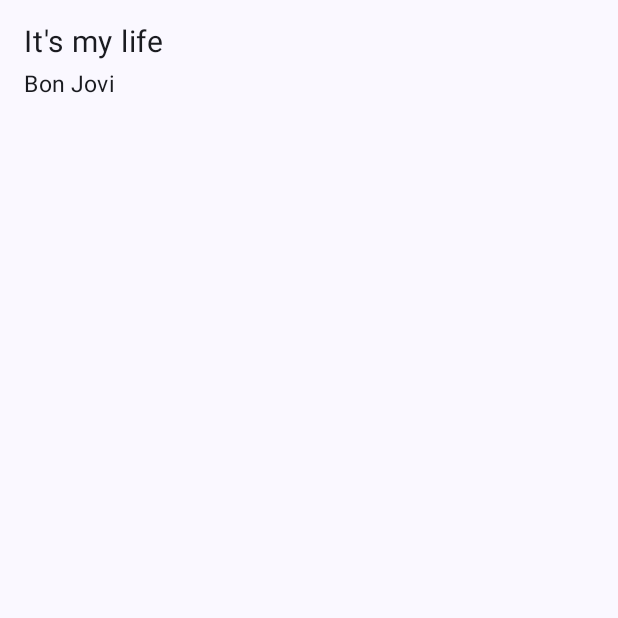
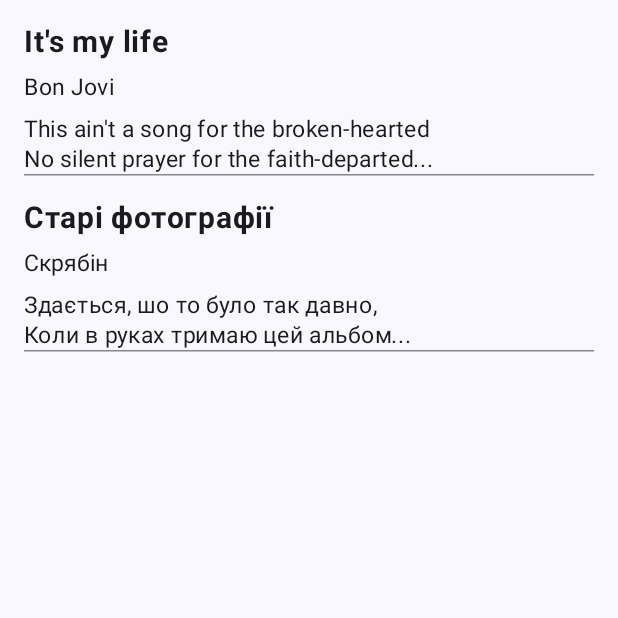
Before and after one commit to dar3/Songbook-Beta, an Android app built with Jetpack Compose: the composable AllSongsScreen shown on its own in the app's theme, on a phone screen of 412 x 824 dp, the top half of it. Run offline under Robolectric (Android 15) with nearby library versions, the phone set to English and light mode, and no system bars.

Commit message:
Added songs on AllSongsScreen

```diff
--- a/app/src/main/java/com/dar3/songbookbeta/MainActivity.kt
+++ b/app/src/main/java/com/dar3/songbookbeta/MainActivity.kt
@@ -7,8 +7,10 @@ import androidx.activity.compose.setContent
 import androidx.compose.foundation.Image
 import androidx.compose.foundation.layout.Column
 import androidx.compose.foundation.layout.Row
+import androidx.compose.foundation.layout.Spacer
 import androidx.compose.foundation.layout.fillMaxSize
 import androidx.compose.foundation.layout.fillMaxWidth
+import androidx.compose.foundation.layout.height
 import androidx.compose.foundation.layout.padding
 import androidx.compose.foundation.layout.size
 import androidx.compose.material.icons.Icons
@@ -22,6 +24,7 @@ import androidx.compose.material.icons.outlined.AddCircle
 import androidx.compose.material.icons.outlined.Face
 import androidx.compose.material.icons.outlined.Home
 import androidx.compose.material.icons.outlined.Settings
+import androidx.compose.material3.HorizontalDivider
 import androidx.compose.material3.Icon
 import androidx.compose.material3.NavigationBar
 import androidx.compose.material3.NavigationBarItem
@@ -31,8 +34,10 @@ import androidx.compose.material3.TextButton
 import androidx.compose.runtime.Composable
 import androidx.compose.ui.Alignment
 import androidx.compose.ui.Modifier
+import androidx.compose.ui.graphics.Color
 import androidx.compose.ui.graphics.vector.ImageVector
 import androidx.compose.ui.res.painterResource
+import androidx.compose.ui.text.font.FontWeight
 import androidx.compose.ui.unit.dp
 import androidx.compose.ui.unit.sp
 import androidx.navigation.NavController
@@ -232,25 +237,77 @@ fun HomeScreen(navController: NavController) {
 
 @Composable
 fun AllSongsScreen() {
+    Column(
+        modifier = Modifier
+            .fillMaxSize()
+            .padding(16.dp)
+    ) {
         Text(
             text = "It's my life",
+            fontWeight = FontWeight.Bold,
             fontSize = 20.sp,
             modifier = Modifier
-            .padding(16.dp)
+                .padding(bottom = 8.dp)
 
         )
 
         Text(
             text = "Bon Jovi",
             fontSize = 15.sp,
-        lineHeight = 80.sp,
-        modifier = Modifier
-            .padding(16.dp)
+            lineHeight = 20.sp,
+            modifier = Modifier.padding(bottom = 8.dp)
+        )
+
+        Text(
+            text = "This ain't a song for the broken-hearted\n" +
+                    "No silent prayer for the faith-departed...",
+            fontSize = 15.sp,
+            lineHeight = 20.sp,
+            modifier = Modifier.fillMaxWidth()
+        )
+
+        HorizontalDivider(
+            modifier = Modifier.fillMaxWidth(),
+            thickness = 1.dp,
+            color = Color.Gray,
 
         )
 
+        Spacer(modifier = Modifier.height(16.dp))
+            // next song below
 
+        Text(
+            text = "Старі фотографії",
+            fontWeight = FontWeight.Bold,
+            fontSize = 20.sp,
+            modifier = Modifier
+                .padding(bottom = 8.dp)
+
+        )
+
+        Text(
+            text = "Скрябін",
+            fontSize = 15.sp,
+            lineHeight = 20.sp,
+            modifier = Modifier.padding(bottom = 8.dp)
+        )
+
+        Text(
+            text = "Здається, шо то було так давно,\n" +
+                    "Коли в руках тримаю цей альбом...",
+            fontSize = 15.sp,
+            lineHeight = 20.sp,
+            modifier = Modifier.fillMaxWidth()
+        )
+
+        HorizontalDivider(
+            modifier = Modifier.fillMaxWidth(),
+            thickness = 1.dp,
+            color = Color.Gray
+        )
     }
+}
+
 
 @Composable
 fun BonfireSongsScreen() {
```
Lines whose indentation alone changed are shown as unchanged.
